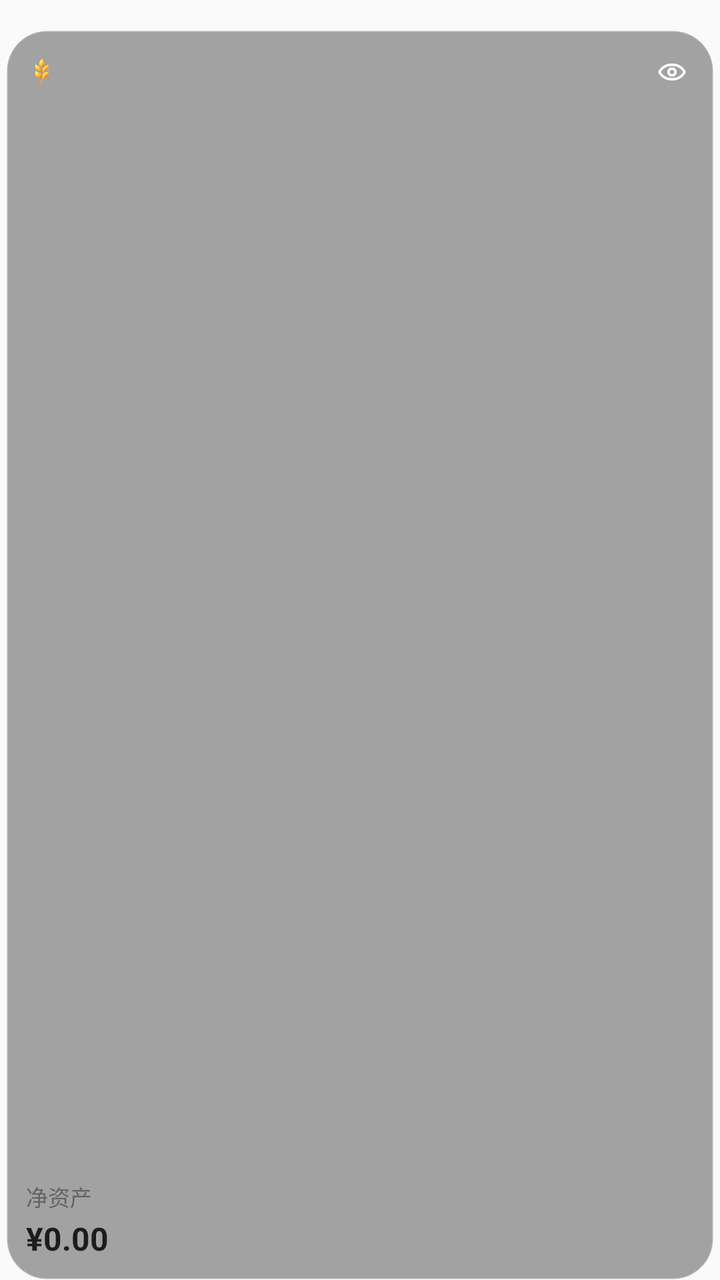
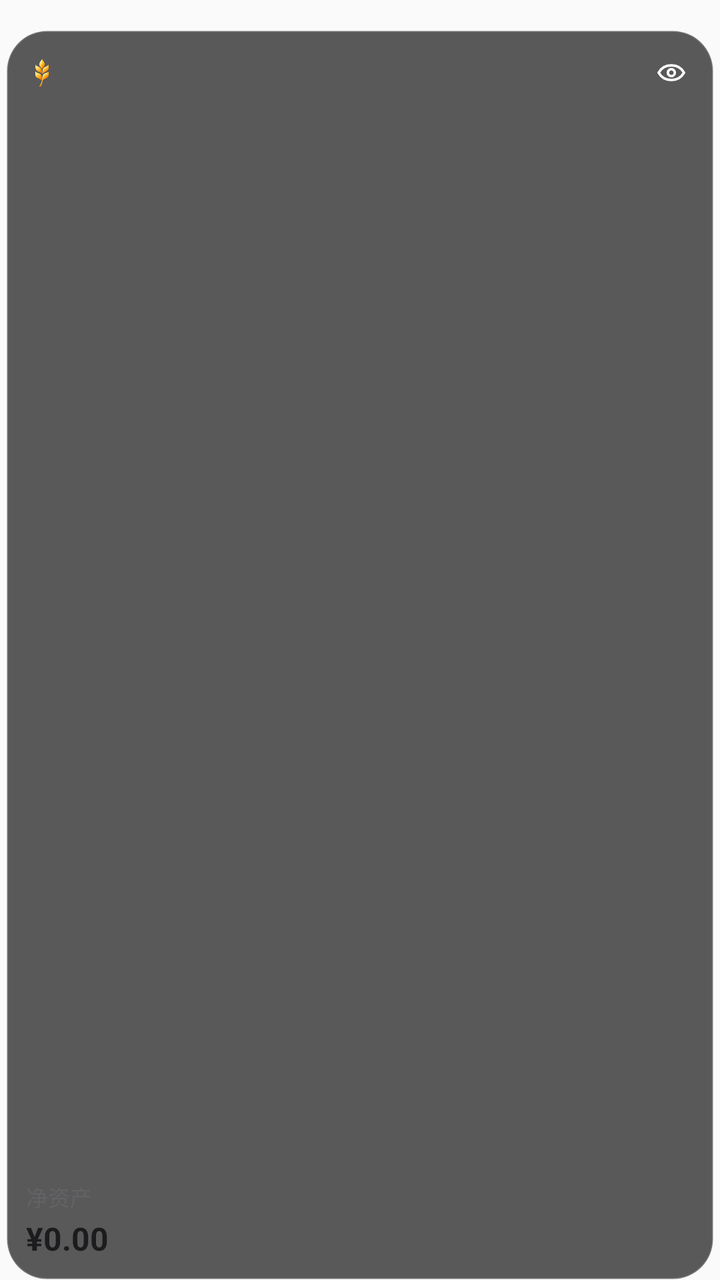

Screens rendered from an Android XML layout before and after an edit, with the pre-edit source and the edit as a unified diff.
<!-- AndroidManifest.xml: application theme Theme.MyMoney -->
<!-- res/layout/widget_asset_strip_v.xml -->
<?xml version="1.0" encoding="utf-8"?>
<FrameLayout xmlns:android="http://schemas.android.com/apk/res/android"
    android:id="@+id/widget_root"
    android:layout_width="match_parent"
    android:layout_height="match_parent"
    android:paddingHorizontal="3dp"
    android:paddingTop="15dp"
    android:paddingBottom="0dp">

    <LinearLayout
        android:id="@+id/widget_card"
        android:layout_width="match_parent"
        android:layout_height="match_parent"
        android:background="@drawable/widget_background_glass_dark"
        android:orientation="vertical"
        android:padding="10dp">

        <LinearLayout
            android:layout_width="match_parent"
            android:layout_height="wrap_content"
            android:gravity="center_vertical"
            android:orientation="horizontal">

            <ImageView
                android:layout_width="16dp"
                android:layout_height="16dp"
                android:importantForAccessibility="no"
                android:scaleType="fitCenter"
                android:src="@drawable/ic_brand_color" />

            <TextView
                android:layout_width="0dp"
                android:layout_height="wrap_content"
                android:layout_weight="1" />

            <ImageView
                android:id="@+id/widget_eye"
                android:layout_width="22dp"
                android:layout_height="22dp"
                android:padding="3dp"
                android:src="@drawable/ic_widget_eye_on" />
        </LinearLayout>

        <LinearLayout
            android:id="@+id/widget_primary_block"
            android:layout_width="match_parent"
            android:layout_height="0dp"
            android:layout_weight="1"
            android:gravity="bottom"
            android:orientation="vertical">

            <TextView
                android:id="@+id/widget_primary_label"
                android:layout_width="match_parent"
                android:layout_height="wrap_content"
                android:maxLines="1"
                android:text="净资产"
                android:textColor="@color/widget_secondary"
                android:textSize="11sp" />

            <TextView
                android:id="@+id/widget_primary_amount"
                android:layout_width="match_parent"
                android:layout_height="wrap_content"
                android:layout_marginTop="2dp"
                android:autoSizeMaxTextSize="17sp"
                android:autoSizeMinTextSize="10sp"
                android:autoSizeStepGranularity="1sp"
                android:autoSizeTextType="uniform"
                android:maxLines="1"
                android:text="¥0.00"
                android:textColor="@color/widget_primary"
                android:textSize="16sp"
                android:textStyle="bold" />
        </LinearLayout>
    </LinearLayout>
</FrameLayout>
<!-- resources referenced by this layout -->
<resources>
  <color name="widget_primary">#1C1C1E</color>
  <color name="widget_secondary">#636366</color>
  <!-- drawable ic_brand_color: png bitmap (drawable-hdpi, 4239 bytes) -->
  <!-- drawable ic_widget_eye_on (drawable) -->
  <?xml version="1.0" encoding="utf-8"?>
  <vector xmlns:android="http://schemas.android.com/apk/res/android"
      android:width="20dp"
      android:height="20dp"
      android:viewportWidth="24"
      android:viewportHeight="24">
      <path
          android:fillColor="#00000000"
          android:pathData="M2.5,12C4.6,8.2 8,6.5 12,6.5C16,6.5 19.4,8.2 21.5,12C19.4,15.8 16,17.5 12,17.5C8,17.5 4.6,15.8 2.5,12Z"
          android:strokeWidth="1.9"
          android:strokeColor="#FFFFFF"
          android:strokeLineJoin="round" />
      <path
          android:fillColor="#00000000"
          android:pathData="M12,12m-2.6,0a2.6,2.6 0,1 1,5.2 0a2.6,2.6 0,1 1,-5.2 0"
          android:strokeWidth="1.9"
          android:strokeColor="#FFFFFF" />
  </vector>
  <!-- drawable widget_background_glass_dark (drawable) -->
  <?xml version="1.0" encoding="utf-8"?>
  <shape xmlns:android="http://schemas.android.com/apk/res/android" android:shape="rectangle">
      <solid android:color="#62161618" />
      <corners android:radius="20dp" />
      <stroke android:width="1dp" android:color="#30FFFFFF" />
  </shape>
  <style name="Theme.MyMoney" parent="android:Theme.Material.Light.NoActionBar" />
</resources>

<!-- the commit's change to res/layout/widget_asset_strip_v.xml (unified diff, before → after) -->
@@ -35,9 +35,12 @@
 
             <ImageView
                 android:id="@+id/widget_eye"
-                android:layout_width="22dp"
-                android:layout_height="22dp"
-                android:padding="3dp"
+                android:layout_width="32dp"
+                android:layout_height="32dp"
+                android:layout_marginTop="-5dp"
+                android:layout_marginEnd="-5dp"
+                android:layout_marginBottom="-5dp"
+                android:padding="8dp"
                 android:src="@drawable/ic_widget_eye_on" />
         </LinearLayout>
 
@@ -67,6 +70,8 @@
                 android:autoSizeMinTextSize="10sp"
                 android:autoSizeStepGranularity="1sp"
                 android:autoSizeTextType="uniform"
+                android:ellipsize="end"
+                android:fontFeatureSettings="tnum"
                 android:maxLines="1"
                 android:text="¥0.00"
                 android:textColor="@color/widget_primary"
<!-- resource entries referenced after the edit -->
@@ -25,7 +25,7 @@
   <!-- drawable widget_background_glass_dark (drawable) -->
   <?xml version="1.0" encoding="utf-8"?>
   <shape xmlns:android="http://schemas.android.com/apk/res/android" android:shape="rectangle">
-      <solid android:color="#62161618" />
+      <solid android:color="#B3161618" />
       <corners android:radius="20dp" />
       <stroke android:width="1dp" android:color="#30FFFFFF" />
   </shape>
